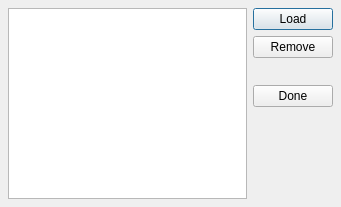
The window that GUI/Client/Widgets/pqCompoundProxyWizard.ui (wildmichael/ParaView3-enhancements-old) describes before a commit, drawn with Qt 5.
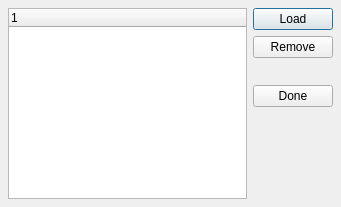
The same window after the commit.

Diff of the .ui file:
```diff
--- a/GUI/Client/Widgets/pqCompoundProxyWizard.ui
+++ b/GUI/Client/Widgets/pqCompoundProxyWizard.ui
@@ -23,7 +23,8 @@
     <number>6</number>
    </property>
    <item row="0" column="0" >
-    <widget class="QListWidget" name="listWidget" />
+    <widget class="QTreeWidget" name="TreeWidget" >
+    </widget>
    </item>
    <item row="0" column="1" >
     <layout class="QVBoxLayout" >
```
